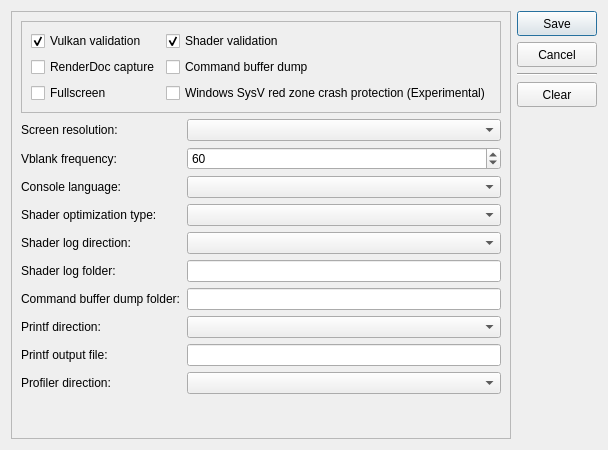
Before: the Qt Designer form src/launcher/forms/configuration_edit_dialog.ui in KytyPS5/KytyPS5, drawn with Qt 5.
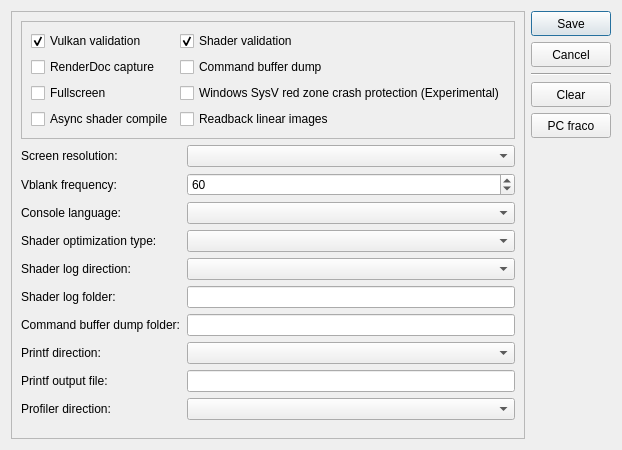
After: the same form once the commit is applied. Custom widgets are drawn as their Qt base class.

Commit message:
launcher: add Weak PC preset and async-compile options
Expose 1024x576, async shader compile, and readback toggles,
plus a one-click PC fraco preset matching the low-end CLI knobs.

Patch:
```diff
--- a/src/launcher/forms/configuration_edit_dialog.ui
+++ b/src/launcher/forms/configuration_edit_dialog.ui
@@ -98,6 +98,26 @@
            </property>
           </widget>
          </item>
+         <item row="3" column="0">
+          <widget class="QCheckBox" name="checkBox_async_shader_compile">
+           <property name="toolTip">
+            <string>Create Vulkan pipelines on a background worker and wait before draw (reduces hitch length on weak CPUs)</string>
+           </property>
+           <property name="text">
+            <string>Async shader compile</string>
+           </property>
+          </widget>
+         </item>
+         <item row="3" column="1">
+          <widget class="QCheckBox" name="checkBox_readback_linear_images">
+           <property name="toolTip">
+            <string>Read back writable linear images on submit (expensive; keep off on weak PCs)</string>
+           </property>
+           <property name="text">
+            <string>Readback linear images</string>
+           </property>
+          </widget>
+         </item>
         </layout>
        </widget>
       </item>
@@ -313,6 +333,22 @@
        </property>
       </widget>
      </item>
+     <item>
+      <widget class="QPushButton" name="weak_pc_button">
+       <property name="minimumSize">
+        <size>
+         <width>80</width>
+         <height>25</height>
+        </size>
+       </property>
+       <property name="toolTip">
+        <string>Apply weak-PC preset: 1024×576, vblank 50, validations off, shader opt None, async pipeline compile on, silent logs</string>
+       </property>
+       <property name="text">
+        <string>PC fraco</string>
+       </property>
+      </widget>
+     </item>
      <item>
       <spacer name="verticalSpacer">
        <property name="orientation">
```
The commit also changes 4 other files.
